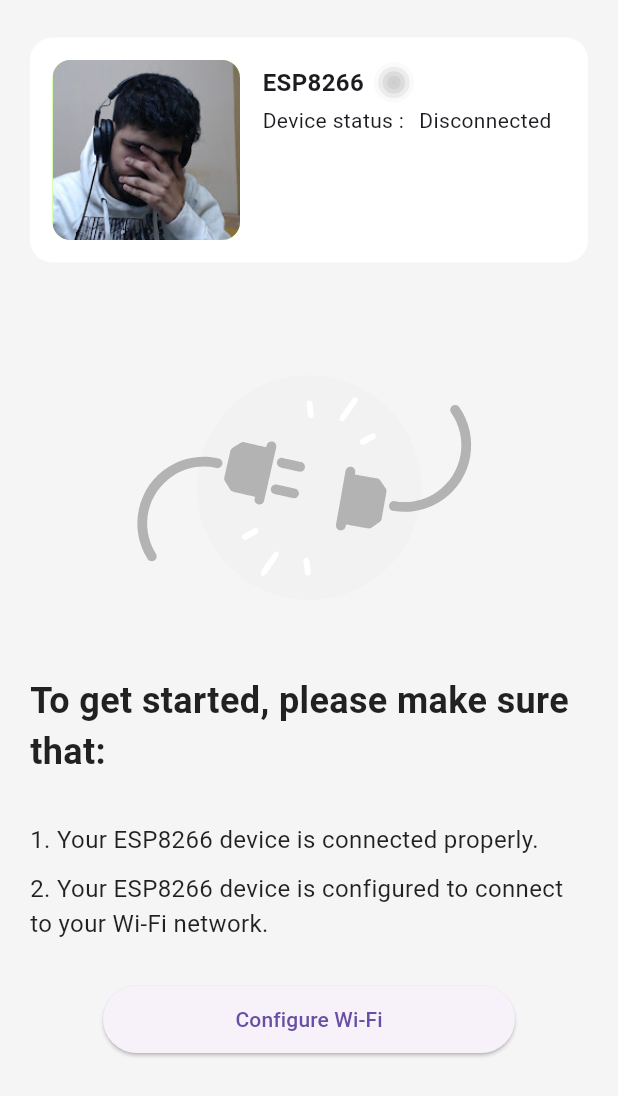
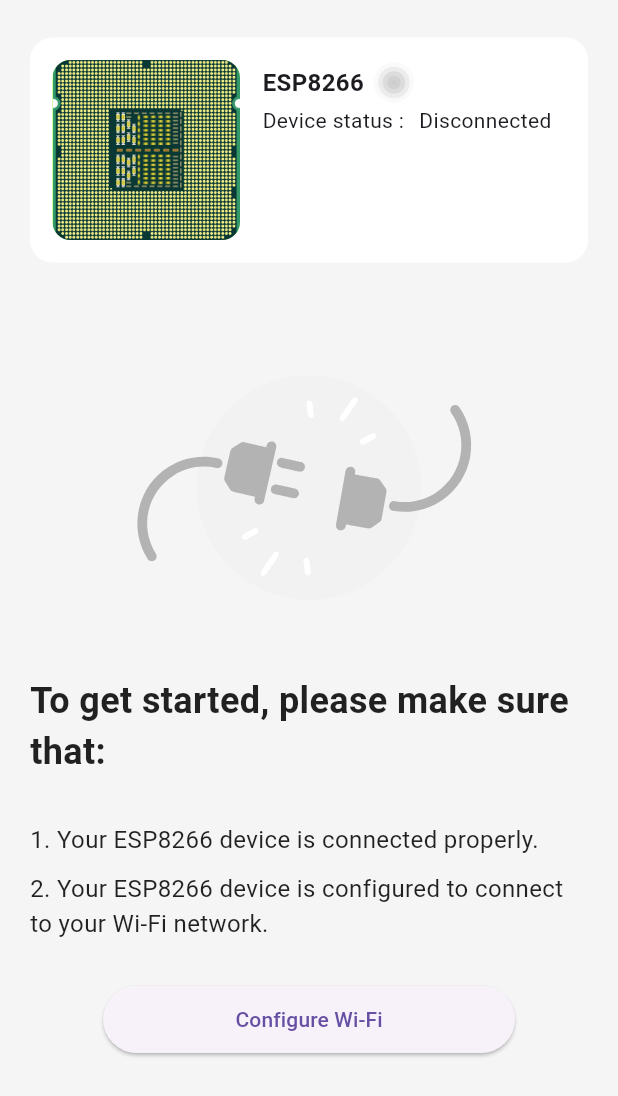
Before and after one commit to viveeeeeek/smarthome, a Flutter app: the screen it shows after launch, on a phone screen of 412 x 824 dp. Shown: the top 1096 px of the screen. Run offline on Flutter 3.47's test engine with Material 2 defaults, Android fonts, the light colour scheme and no system bars; our stand-ins replace lottie; missing offline and left inert: app_settings.

Commit message:
added ESP image

```diff
--- a/lib/homepage.dart
+++ b/lib/homepage.dart
@@ -114,7 +114,7 @@ class _HomeState extends State<Home> {
                               const BorderRadius.all(Radius.circular(12)),
                           //! ESP8266 Device image goes here
                           child: Image.asset(
-                            'assets/jaiyaxh_pfp.jpg',
+                            'assets/microcontroller.jpg',
                             fit: BoxFit.cover,
                           ),
                         ),
--- a/lib/widgets/noconnectionmenu.dart
+++ /dev/null
@@ -1 +0,0 @@
-import 'package:flutter/material.dart';
--- a/pubspec.yaml
+++ b/pubspec.yaml
@@ -36,7 +36,6 @@ dependencies:
   # Use with the CupertinoIcons class for iOS style icons.
   cupertino_icons: ^1.0.2
   http:
-  url_launcher:
   app_settings:
   lottie:
 
```
Also changed, not shown: assets/jaiyaxh_pfp.jpg (deleted), assets/microcontroller.jpg (added), pubspec.lock.
